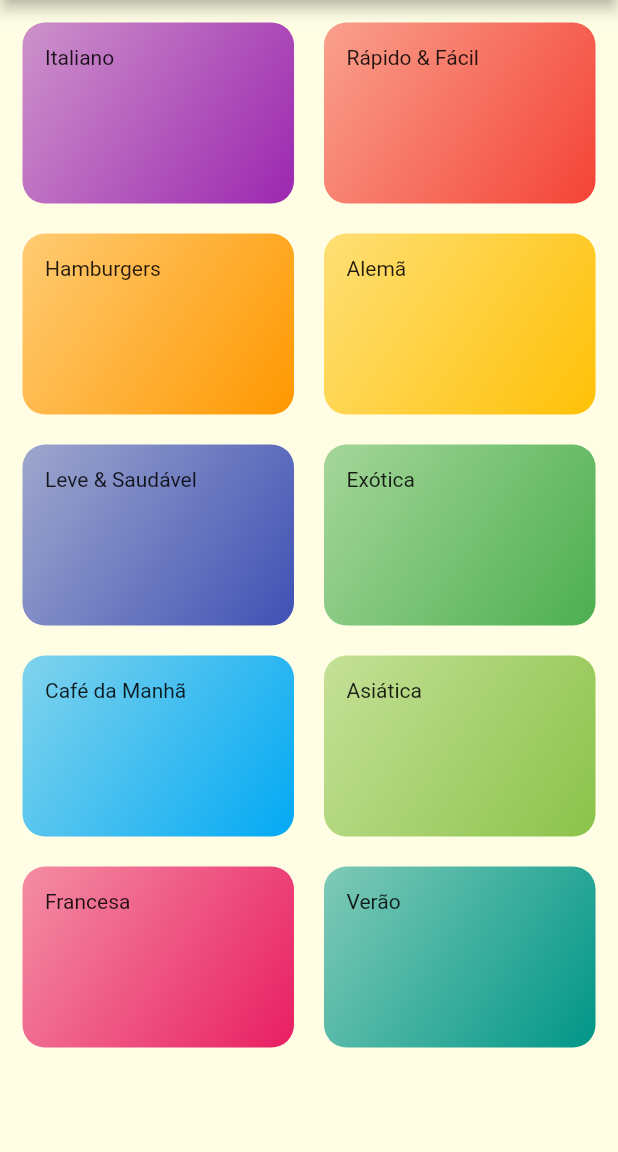
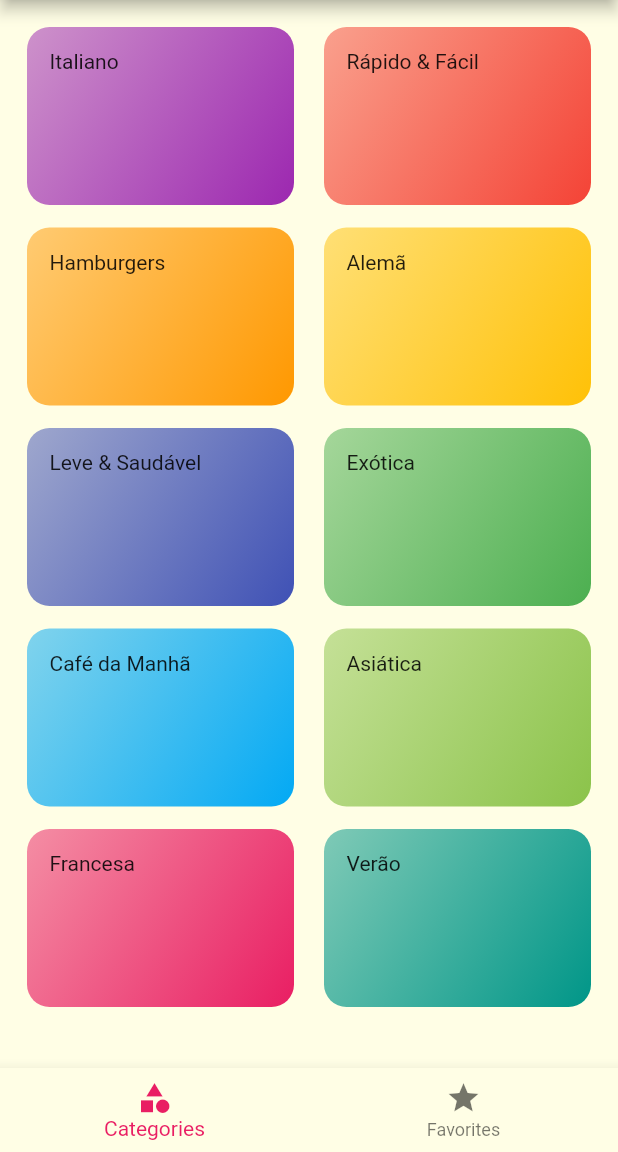
Before and after one commit to jvbt3/MyMeals, a Flutter app: the screen it shows after launch, on a phone screen of 412 x 824 dp, the part 84-1236 px from its top. Run offline on Flutter 3.47's test engine with Material 2 defaults, Android fonts, the phone set to English and light mode, and no system bars.

Commit message:
criação da item bar de navegação.

```diff
--- a/lib/main.dart
+++ b/lib/main.dart
@@ -2,6 +2,7 @@ import 'package:flutter/material.dart';
 import 'package:mymeals/utils/routes.dart';
 import 'package:mymeals/view/meals_details_view.dart';
 import 'package:mymeals/view/not_found_view.dart';
+import 'package:mymeals/view/tabs_view.dart';
 import 'view/categories_view.dart';
 import 'view/categories_meals_view.dart';
 
@@ -32,14 +33,14 @@ class MyApp extends StatelessWidget {
             ),
       ),
       routes: {
-        AppRoutes.home: (ctx) => const CategoriesScreen(),
+        AppRoutes.home: (ctx) => const TabsView(),
         AppRoutes.categoriesMeals: (ctx) => const CategoriesMealsScreen(),
         AppRoutes.mealDetails: (ctx) => const MealDetailView(),
       },
       onUnknownRoute: (settings) {
         return MaterialPageRoute(
           builder: (_) {
-            return NotFoundView();
+            return const NotFoundView();
           },
         );
       },
--- a/lib/view/categories_view.dart
+++ b/lib/view/categories_view.dart
@@ -2,8 +2,8 @@ import 'package:flutter/material.dart';
 import '../components/category_components.dart';
 import '../data/dummy_data.dart';
 
-class CategoriesScreen extends StatelessWidget {
-  const CategoriesScreen({Key? key}) : super(key: key);
+class CategoriesView extends StatelessWidget {
+  const CategoriesView({Key? key}) : super(key: key);
 
   @override
   Widget build(BuildContext context) {
@@ -12,12 +12,12 @@ class CategoriesScreen extends StatelessWidget {
         title: const Text('MyMeals'),
       ),
       body: GridView(
-        padding: const EdgeInsets.all(15),
+        padding: const EdgeInsets.all(18),
         gridDelegate: const SliverGridDelegateWithMaxCrossAxisExtent(
           maxCrossAxisExtent: 200,
           childAspectRatio: 3 / 2,
           crossAxisSpacing: 20,
-          mainAxisSpacing: 20,
+          mainAxisSpacing: 15,
         ),
         children: dummyCategories.map((cat) {
           return CategoryItem(cat);
--- /dev/null
+++ b/lib/view/tabs_view.dart
@@ -0,0 +1,50 @@
+import 'package:flutter/material.dart';
+import 'package:mymeals/view/categories_view.dart';
+import 'favoreiteView.dart';
+
+class TabsView extends StatefulWidget {
+  const TabsView({Key? key}) : super(key: key);
+
+  @override
+  State<TabsView> createState() => _TabsViewState();
+}
+
+class _TabsViewState extends State<TabsView> {
+
+ int _selectedScreenView = 0;
+
+ final List<Map<String, Object>> _screens = [
+   {'title': 'Categories List', 'screen': const CategoriesView()},
+   {'title': 'Favorites List', 'screen': const FavoritesView()},
+ ];
+
+ _selectedScreen(int index){
+   setState(() {
+     _selectedScreenView = index;
+   });
+ }
+
+
+  @override
+  Widget build(BuildContext context) {
+    return Scaffold(
+      body: _screens[_selectedScreenView]['screen'] as Widget,
+      bottomNavigationBar: BottomNavigationBar(
+        onTap: _selectedScreen,
+        unselectedItemColor: Colors.grey[2],
+        selectedItemColor: Colors.pink,
+        currentIndex: _selectedScreenView,
+        items: const [
+          BottomNavigationBarItem(
+            icon: Icon(Icons.category),
+            label: 'Categories',
+          ),
+          BottomNavigationBarItem(
+            icon: Icon(Icons.star),
+            label: 'Favorites',
+          ),
+        ],
+      ),
+    );
+  }
+}
```
Also changed, not shown: lib/view/favoreiteView.dart (added, +18 -0 lines).
